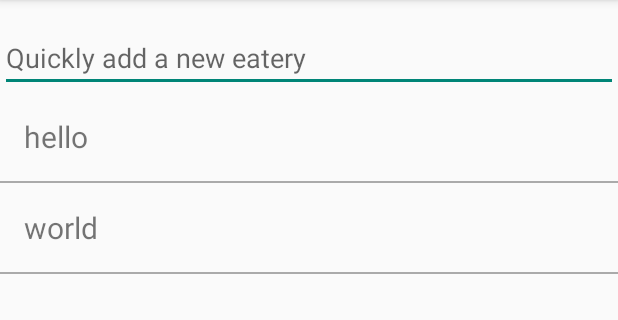
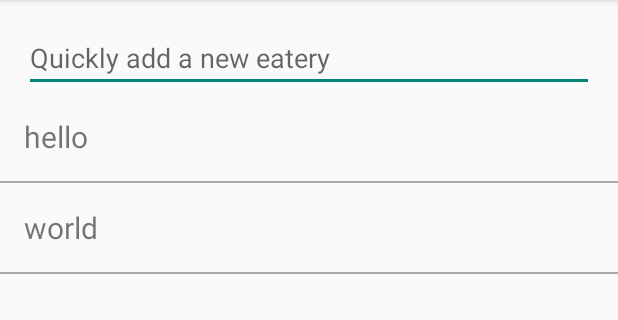
Before and after one commit to aclissold/lunch-android, an Android app: the screen it shows after launch (LunchActivity), on a phone screen of 412 x 824 dp, the part 84-404 px from its top. Run offline under Robolectric (Android 15) with nearby library versions, the phone set to English and light mode, and no system bars.

Commit message:
Tweak eatery EditText UI

```diff
--- a/app/src/main/res/layout/fragment_lunch.xml
+++ b/app/src/main/res/layout/fragment_lunch.xml
@@ -12,7 +12,9 @@
         android:layout_alignParentEnd="true"
         android:layout_alignParentStart="true"
         android:hint="@string/add_eatery"
-        android:singleLine="true" />
+        android:singleLine="true"
+        android:layout_marginLeft="16dp"
+        android:layout_marginRight="16dp" />
 
     <android.support.v7.widget.RecyclerView
         android:id="@+id/eatery_recycler_view"
```
